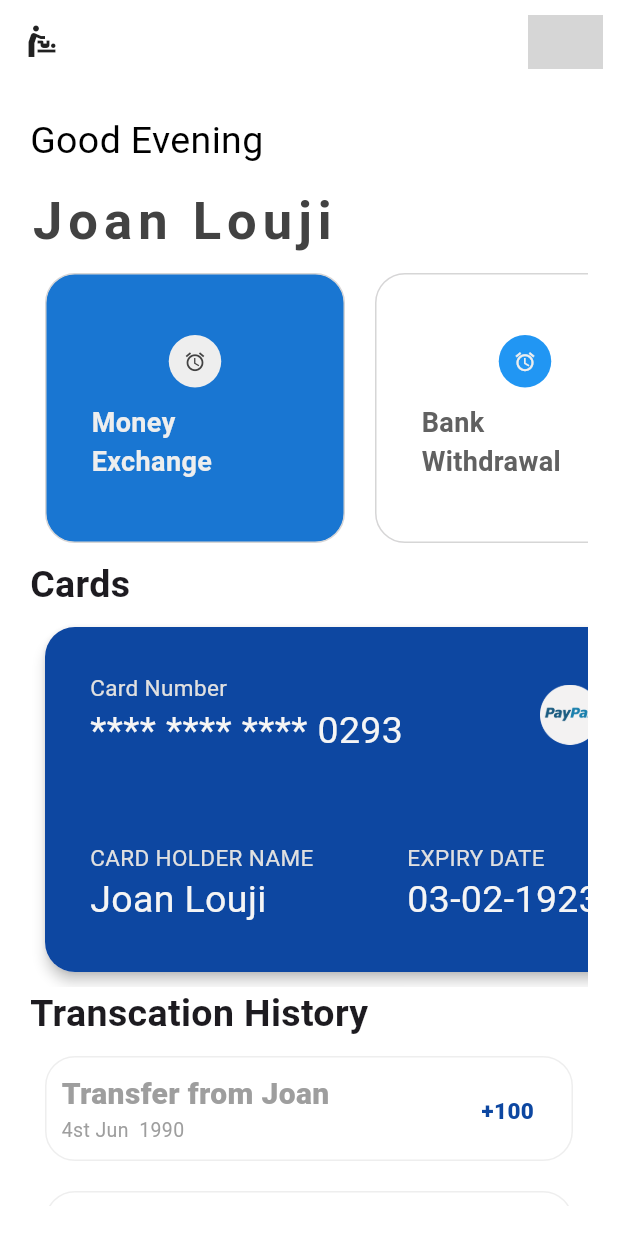
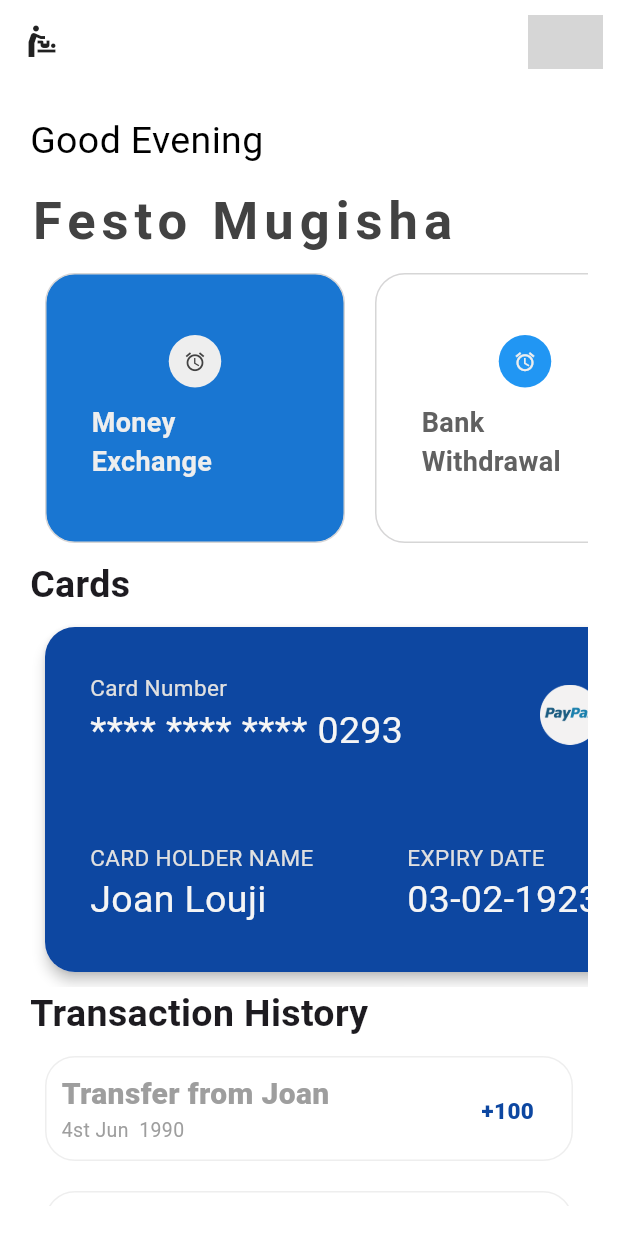
Before and after one commit to FESTO1/inter-agent-transaction-app, a Flutter app: the screen it shows after launch, on a phone screen of 412 x 824 dp. Run offline on Flutter 3.47's test engine with Material 3 defaults, Android fonts, the phone set to English and light mode, and no system bars; network calls fail; grey boxes are pictures that could not be loaded.

Commit message:
chore:minor changes

```diff
--- a/lib/Pages/home.dart
+++ b/lib/Pages/home.dart
@@ -4,27 +4,8 @@ import 'package:inter_agent_money_transaction_app/Core/Components/quickAccess.da
 import 'package:inter_agent_money_transaction_app/Core/Components/transaction.dart';
 import 'package:inter_agent_money_transaction_app/Core/Data/card.dart';
 import 'package:inter_agent_money_transaction_app/Core/Data/quick_access.dart';
-import 'package:inter_agent_money_transaction_app/Core/Data/transcation.dart';
+import 'package:inter_agent_money_transaction_app/Core/Data/transaction.dart';
 
-// void main() {
-//   runApp(const HomePage());
-// }
-
-// class HomePage extends StatelessWidget {
-//   const HomePage({super.key});
-
-//   @override
-//   Widget build(BuildContext context) {
-//     return MaterialApp(
-//       title: 'Flutter Demo',
-//       theme: ThemeData(
-//         primarySwatch: Colors.blue,
-//         visualDensity: VisualDensity.adaptivePlatformDensity,
-//       ),
-//       home: const Home(title: 'Flutter Demo Home Page'),
-//     );
-//   }
-// }
 
 class Home extends StatefulWidget {
   const Home({super.key});
@@ -67,7 +48,7 @@ class _HomeState extends State<Home> {
               Padding(
                 padding: const EdgeInsets.only(top: 10),
                 child: Text(
-                  'Joan Louji',
+                  'Festo Mugisha',
                   style: TextStyle(
                     fontSize: 35,
                     color: Colors.grey[800],
@@ -109,7 +90,7 @@ class _HomeState extends State<Home> {
                 ),
               ),
               const Text(
-                'Transcation History',
+                'Transaction History',
                 style: TextStyle(fontSize: 25, fontWeight: FontWeight.bold),
               ),
               ListView.builder(
```
Also changed, not shown: lib/Core/Data/transaction.dart (renamed from lib/Core/Data/transcation.dart).
